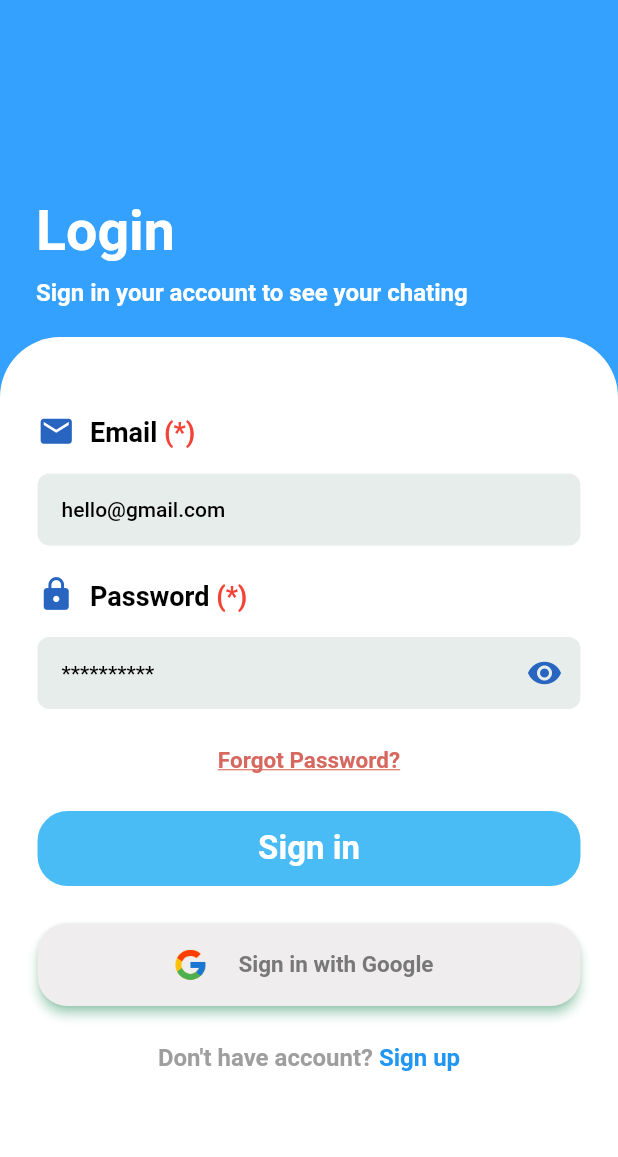
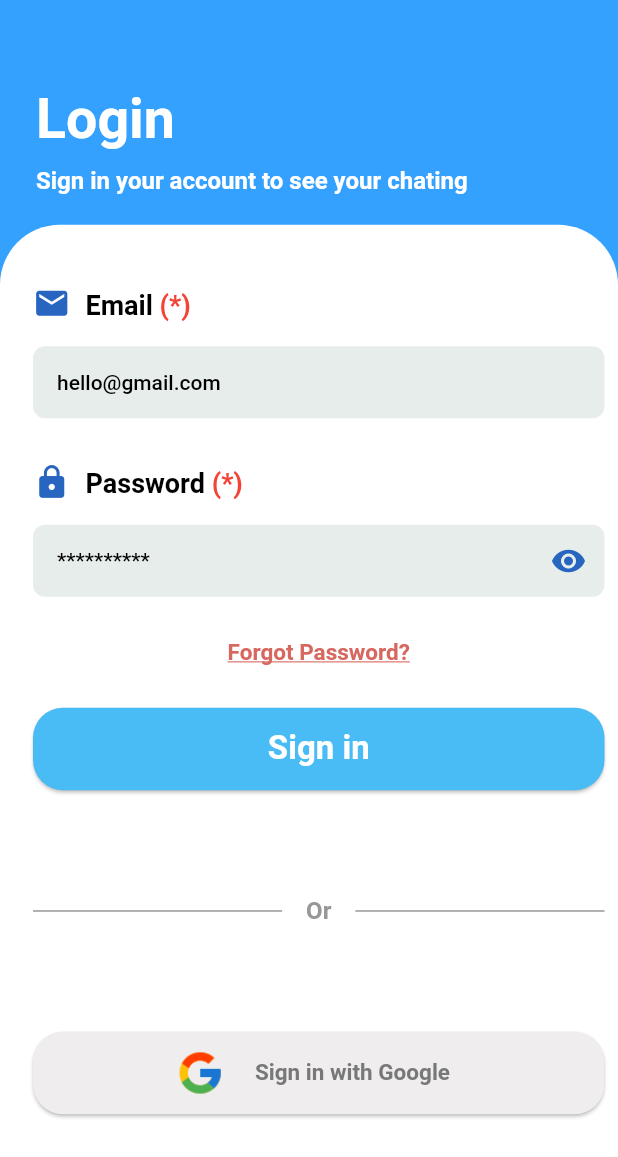
Before and after one commit to quangnhat22/cs_chat_app, a Flutter app: the screen it shows after launch, on a phone screen of 412 x 824 dp. Shown: the top 1157 px of the screen. Run offline on Flutter 3.47's test engine with Material 2 defaults, Android fonts, the phone set to English and light mode, and no system bars; our stand-ins replace bloc, dio, equatable, firebase_core, flutter_bloc, get_it and 1 more; accounts and stored records are empty; generated files the repository leaves out were written again.

Commit message:
fix login page(complete)

```diff
--- a/lib/presentation/auth/login/views/views.dart
+++ b/lib/presentation/auth/login/views/views.dart
@@ -25,7 +25,7 @@ class LoginPage extends StatelessWidget {
           crossAxisAlignment: CrossAxisAlignment.start,
           children: [
             Expanded(
-              flex: 3,
+              flex: 2,
               child: Padding(
                 padding: const EdgeInsets.symmetric(
                   vertical: 20.0,
@@ -55,7 +55,7 @@ class LoginPage extends StatelessWidget {
               ),
             ),
             Expanded(
-              flex: 8,
+              flex: 9,
               child: Container(
                 width: double.infinity,
                 decoration: const BoxDecoration(
@@ -66,7 +66,7 @@ class LoginPage extends StatelessWidget {
                   )
                 ),
                 child: Padding(
-                  padding: const EdgeInsets.fromLTRB(25, 50, 25, 0),
+                  padding: const EdgeInsets.fromLTRB(22, 40, 9, 0),
                   child: Column(
                     mainAxisAlignment: MainAxisAlignment.start,
                     crossAxisAlignment: CrossAxisAlignment.start,
@@ -116,7 +116,7 @@ class LoginPage extends StatelessWidget {
                         ),
                       ),
                       const SizedBox(
-                        height: 20.0,
+                        height: 30.0,
                       ),
                       Padding(
                         padding: const EdgeInsets.fromLTRB(0, 0, 0, 16),
@@ -164,7 +164,7 @@ class LoginPage extends StatelessWidget {
                         ),
                       ),
                       const SizedBox(
-                        height: 25.0,
+                        height: 28.0,
                       ),
                       const Center(
                         child: Text(
@@ -179,27 +179,60 @@ class LoginPage extends StatelessWidget {
                         ),
                       ),
                       const SizedBox(
-                        height: 25.0,
+                        height: 28.0,
                       ),
-                      Container(
-                        height: 50,
-                        width: double.infinity,
-                        decoration: const BoxDecoration(
-                          color: Color.fromRGBO(73, 188, 246, 1),
+                      Center(
+                        child: ElevatedButton(
+                          style: ElevatedButton.styleFrom(
+                            backgroundColor: const Color.fromRGBO(73,188,246,1),
+                            foregroundColor: Colors.white,
+                            minimumSize: const Size.fromHeight(55),
+                            shape: const RoundedRectangleBorder(
                                 borderRadius: BorderRadius.all(Radius.circular(20)),
-                        ),
-                        child: const Center(
+                          )),
+                          onPressed: () {},
+                          child: const Padding(
+                            padding: EdgeInsets.fromLTRB(0, 8, 0, 8),
                             child: Text(
                               'Sign in',
                               style: TextStyle(
                                 fontSize: 22,
-                              color: Colors.white,
+                                // color: ,
                                 fontWeight: FontWeight.w700,
                               ),
                               ),
-                        )),
+                              ),
+                          ),
+                        ),
                         const SizedBox(
-                        height: 25.0,
+                        height: 71.0,
+                        ),
+                        Row(
+                            children: const [
+                              Expanded(
+                                child: Divider(
+                                  color: Color.fromRGBO(151, 151, 151, 1),
+                                ),
+                              ),
+                              Padding(
+                                padding: EdgeInsets.symmetric(horizontal: 16.0),
+                                child: Text(
+                                  "Or",
+                                  style: TextStyle(
+                                    color: Color.fromRGBO(151, 151, 151, 1),
+                                    fontSize: 16,
+                                    fontWeight: FontWeight.w700,
+                                  ),),
+                              ),
+                              Expanded(
+                                child: Divider(
+                                  color: Color.fromRGBO(151, 151, 151, 1)
+                                ),
+                              ),
+                            ],
+                          ),
+                        const SizedBox(
+                        height: 71.0,
                         ),
                         Center(
                           child:
@@ -207,8 +240,6 @@ class LoginPage extends StatelessWidget {
                               style: ElevatedButton.styleFrom(
                                 backgroundColor: const Color.fromRGBO(239, 237, 237, 1),
                                 foregroundColor: const Color.fromRGBO(120, 120, 120, 1),
-                                shadowColor: Colors.greenAccent,
-                                elevation: 3,
                                 minimumSize: const Size.fromHeight(55),
                                 shape: const RoundedRectangleBorder(
                                     borderRadius: BorderRadius.all(Radius.circular(20)),
@@ -222,8 +253,8 @@ class LoginPage extends StatelessWidget {
                                   children: const [
                                     Image(
                                       image: AssetImage("assets/icons/google_logo.png"),
-                                      height: 24.0,
-                                      width: 24,
+                                      height: 33.0,
+                                      width: 33.0,
                                     ),
                                     Padding(
                                       padding: EdgeInsets.only(left: 20, right: 8),
@@ -242,7 +273,7 @@ class LoginPage extends StatelessWidget {
                             )
                           ),
                         const SizedBox(
-                        height: 25.0,
+                        height: 95.0,
                         ),
                       Center(
                         child: RichText(text: const TextSpan(
@@ -255,7 +286,7 @@ class LoginPage extends StatelessWidget {
                                   children: <TextSpan> [
                                     TextSpan(text: 'Sign up',
                                     style: TextStyle(
-                                      color: Colors.blue,
+                                      color: Color.fromRGBO(39, 101, 193, 1),
                                       fontSize: 16.0,
                                       fontWeight: FontWeight.w700))
                                   ]
```
Lines whose indentation alone changed are shown as unchanged.
